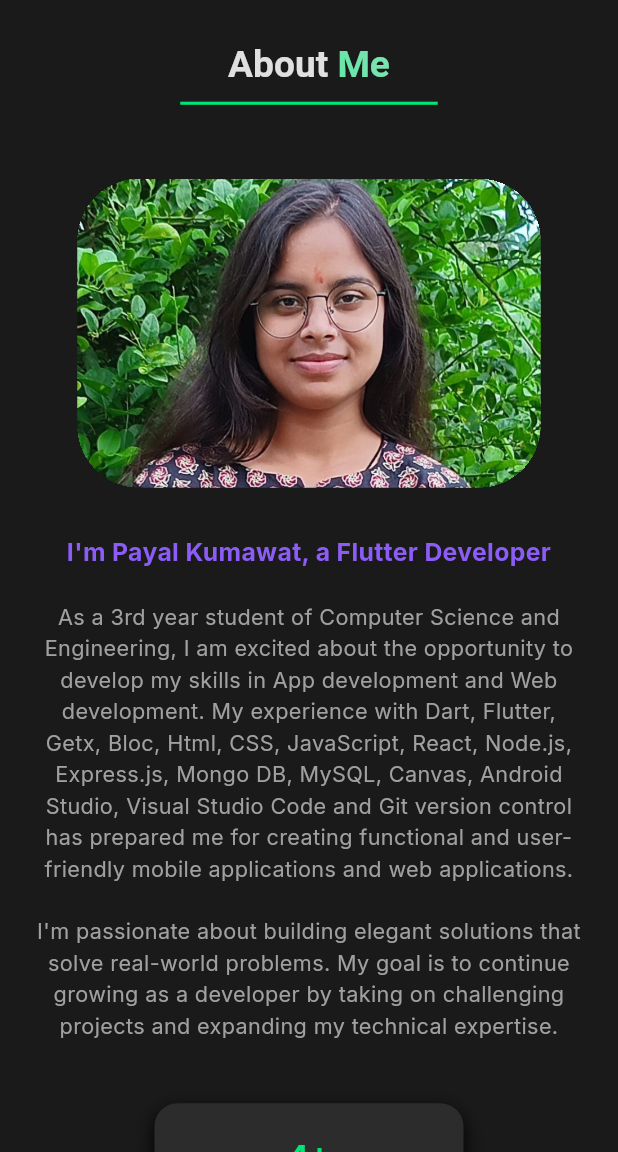
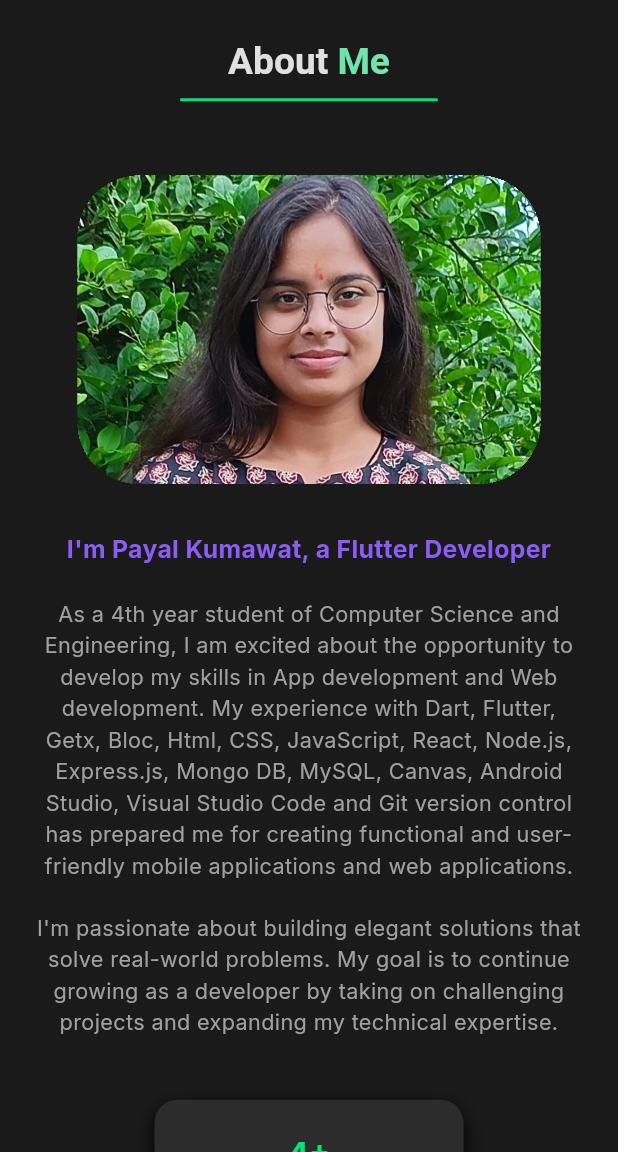
Before and after one commit to PayalKmt/my_portfolio, a Flutter app: the screen it shows after launch, scrolled down 1152 dp, on a phone screen of 412 x 824 dp, the part 84-1236 px from its top. Run offline on Flutter 3.47's test engine with Material 3 defaults, Android fonts, the phone set to English and light mode, and no system bars; our stand-ins replace animated_text_kit, carousel_slider, flutter_screenutil, font_awesome_flutter, get, google_fonts; missing offline and left inert: dart:html; network calls fail.

Commit message:
updated some features

```diff
--- a/lib/app/modules/home/views/about.dart
+++ b/lib/app/modules/home/views/about.dart
@@ -136,7 +136,7 @@ class About extends GetView<HomeController> {
                     ),
                     SizedBox(height: 20.h),
                     Text(
-                      "As a 3rd year student of Computer Science and Engineering, I am excited about the opportunity to develop my skills in App development and Web development. My experience with Dart, Flutter, Getx, Bloc, Html, CSS, JavaScript, React, Node.js, Express.js, Mongo DB, MySQL, Canvas, Android Studio, Visual Studio Code and Git version control has prepared me for creating functional and user-friendly mobile applications and web applications.",
+                      "As a 4th year student of Computer Science and Engineering, I am excited about the opportunity to develop my skills in App development and Web development. My experience with Dart, Flutter, Getx, Bloc, Html, CSS, JavaScript, React, Node.js, Express.js, Mongo DB, MySQL, Canvas, Android Studio, Visual Studio Code and Git version control has prepared me for creating functional and user-friendly mobile applications and web applications.",
                       style: TextStyle(
                         color: AppColors.textLightColor,
                         fontSize: isMobile ? Get.width * 0.035 : 25.sp,
@@ -155,13 +155,14 @@ class About extends GetView<HomeController> {
                     SizedBox(height: 40.h),
                     // Stats (e.g., 4+ projects, 2 years experience)
                     Wrap(
-                      spacing: 30.w,
+                      spacing: 15.w,
                       runSpacing: 20.h,
                       alignment:
                           isMobile ? WrapAlignment.center : WrapAlignment.start,
                       children: [
                         _buildStatCard(context, '4+', 'Projects'),
-                        _buildStatCard(context, '2', 'Internship'),
+                        _buildStatCard(context, '2+', 'Internships'),
+                        _buildStatCard(context, '3+', 'Certificates'),
                         // Add more stats as needed
                       ],
                     ),
@@ -178,7 +179,7 @@ class About extends GetView<HomeController> {
   Widget _buildStatCard(BuildContext context, String count, String label) {
     bool isMobile = 1.sw < 800; // Smaller breakpoint for cards
     return Container(
-      width: isMobile ? Get.width * 0.5 : 400.w,
+      width: isMobile ? Get.width * 0.5 : 300.w,
       padding: EdgeInsets.all(20.r),
       decoration: BoxDecoration(
         color: AppColors.cardColor,
--- a/lib/app/modules/home/views/experience.dart
+++ b/lib/app/modules/home/views/experience.dart
@@ -170,7 +170,7 @@ class Experience extends StatelessWidget {
     return Container(
       margin: EdgeInsets.symmetric(vertical: 20.h).copyWith(right: 8.w, left: 8.w),
       padding: EdgeInsets.symmetric(
-        horizontal: isMobile ? 20.w : 25.w, // scales with screen width
+        horizontal: isMobile ? 25.w : 25.w, // scales with screen width
         vertical: isMobile ? 15.h : 25.h,   // scales with screen height
       ),
       height: isMobile ? 390.h : 450.h,
@@ -226,7 +226,7 @@ class Experience extends StatelessWidget {
             experience['description']!,
             style: TextStyle(
               color: AppColors.textLightColor,
-              fontSize: isMobile ? Get.width * 0.035 : 25.sp,
+              fontSize: isMobile ? Get.width * 0.03 : 25.sp,
             ),
           ),
         ],
--- a/lib/app/modules/home/views/home_view.dart
+++ b/lib/app/modules/home/views/home_view.dart
@@ -1,3 +1,4 @@
+import 'package:carousel_slider/carousel_slider.dart';
 import 'package:flutter/material.dart';
 import 'package:flutter_screenutil/flutter_screenutil.dart';
 import 'package:font_awesome_flutter/font_awesome_flutter.dart';
@@ -176,25 +177,30 @@ class HomeView extends GetView<HomeController> {
                                   ? WrapAlignment.center
                                   : WrapAlignment.start,
                           children: [
-                            ElevatedButton(
+                            OutlinedButton(
                               onPressed: () {
-                                controller.scrollToSection('Contact');
+                                controller.downloadPdf(
+                                  'https://drive.google.com/uc?export=download&id=1WvrjCGV5i-WdKQL46mYq4kLAywf-rxiB',
+                                  'My_Resume',
+                                );
                               },
-                              style: ElevatedButton.styleFrom(
-                                backgroundColor: AppColors.buttonColor,
+                              style: OutlinedButton.styleFrom(
+                                side: BorderSide(
+                                  color: AppColors.primary2Color,
+                                  width: 2.w,
+                                ),
                                 padding: EdgeInsets.symmetric(
-                                  horizontal: isMobile ? 25.h :38.h,
-                                  vertical: isMobile ? 10.w : 24.w,
+                                  horizontal: isMobile ? 25.w : 38.h,
+                                  vertical: isMobile ? 10.h : 24.w,
                                 ),
                                 shape: RoundedRectangleBorder(
                                   borderRadius: BorderRadius.circular(10.r),
                                 ),
-                                elevation: 5,
                               ),
                               child: Text(
-                                'Get In Touch',
+                                'Download Resume',
                                 style: TextStyle(
-                                  color: AppColors.textColor,
+                                  color: AppColors.primary2Color,
                                   fontSize: isMobile ? 50.sp : 25.sp,
                                   fontWeight: FontWeight.bold,
                                 ),
@@ -321,22 +327,56 @@ class HomeView extends GetView<HomeController> {
                               ),
                               clipBehavior:
                                   Clip.hardEdge, // makes image respect border radius
+                              child: CarouselSlider(
+                                options: CarouselOptions(
+                                  viewportFraction: 1,
+                                  enlargeCenterPage: false,
+                                  height: Get.height * 0.6,
+                                  autoPlay: true,
+                                ),
+
+                                items:
+                                controller.sliderImage.map((i) {
+                                  return Builder(
+                                    builder: (BuildContext context) {
+                                      return Container(
+                                        width:
+                                        MediaQuery.of(
+                                          context,
+                                        ).size.width,
+                                        margin: EdgeInsets.symmetric(
+                                          horizontal: 5.0,
+                                        ),
+                                        decoration: BoxDecoration(
+                                          color: Colors.amber,
+                                        ),
                                         child: Image.asset(
-                                'images/devImage.webp',
+                                          i,
                                           fit: BoxFit.cover,
-                                errorBuilder: (context, error, stackTrace) {
+                                          errorBuilder: (
+                                              context,
+                                              error,
+                                              stackTrace,
+                                              ) {
                                             return Container(
                                               color: AppColors.cardColor,
                                               child: Center(
                                                 child: Text(
                                                   'Image Not Found',
                                                   style: TextStyle(
-                                          color: AppColors.textLightColor,
+                                                    color:
+                                                    AppColors
+                                                        .textLightColor,
                                                   ),
                                                 ),
                                               ),
                                             );
                                           },
+                                        ),
+                                      );
+                                    },
+                                  );
+                                }).toList(),
                               ),
                             ),
                           ),
--- a/pubspec.yaml
+++ b/pubspec.yaml
@@ -41,6 +41,7 @@ dependencies:
   cupertino_icons: ^1.0.8
   get: ^4.7.2
   flutter_screenutil: ^5.9.3
+  carousel_slider: ^5.1.1
 
 
 dev_dependencies:
```
Also changed, not shown: lib/app/modules/home/controllers/home_controller.dart (+37 -1 lines), lib/app/modules/home/views/projects.dart (+15 -3 lines), lib/app/modules/home/views/skills.dart (+44 -5 lines), images/project.png (added), pubspec.lock, 2 other files. Lines whose indentation alone changed are shown as unchanged.
